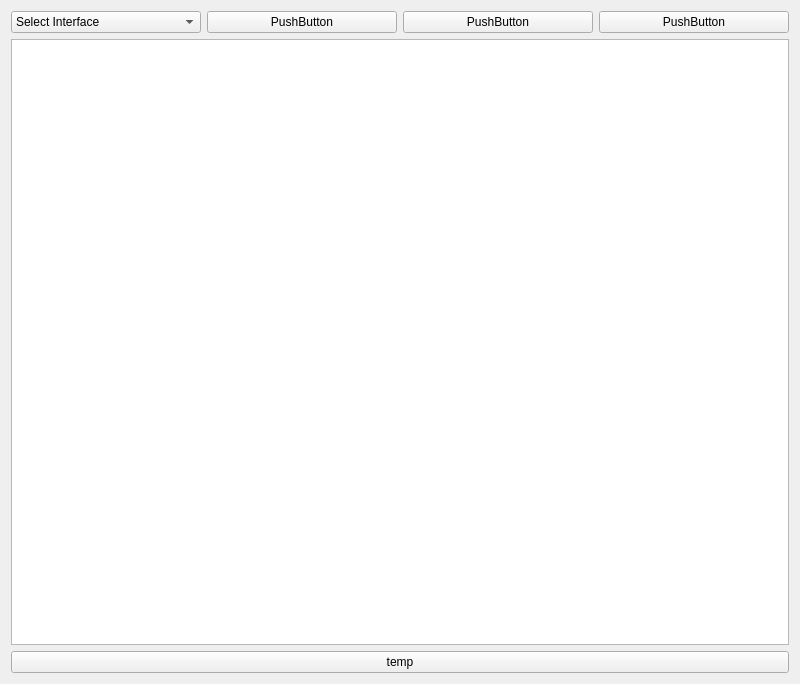
Before: the Qt Designer form widget.ui in Vak-kas/Pcap-Android-macOS-Crossbuild, drawn with Qt 5.
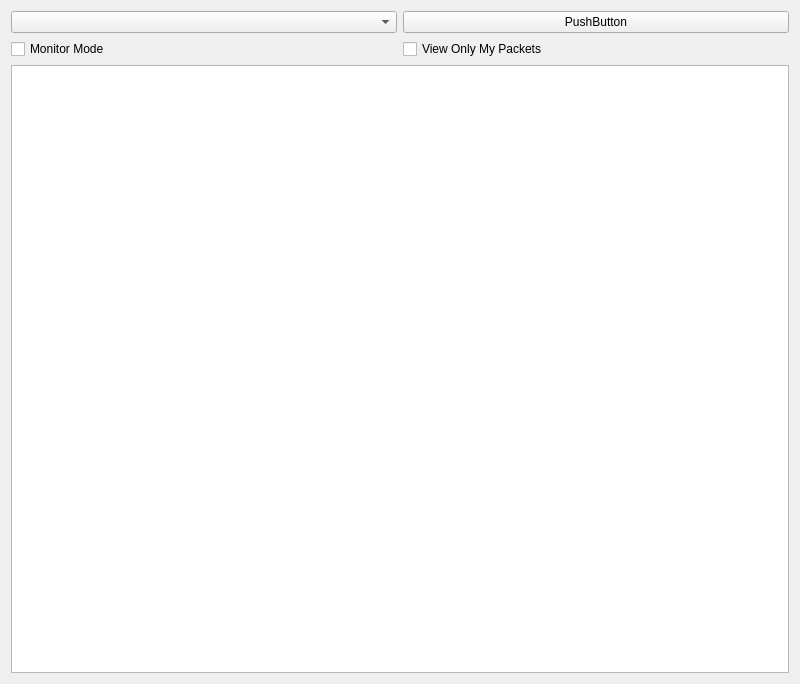
After: the same form once the commit is applied. Custom widgets are drawn as their Qt base class.

Commit message: revise : 위젯 수정, 모니터모드와 내 패킷만 보기 설정

What changed in the file:
```diff
--- a/widget.ui
+++ b/widget.ui
@@ -17,39 +17,7 @@
    <item>
     <layout class="QHBoxLayout" name="horizontalLayout_2">
      <item>
-      <widget class="NicComboBox" name="nicComboBox">
-       <item>
-        <property name="text">
-         <string>Select Interface</string>
-        </property>
-       </item>
-      </widget>
-     </item>
-     <item>
-      <widget class="QPushButton" name="pushButton">
-       <property name="sizePolicy">
-        <sizepolicy hsizetype="Preferred" vsizetype="Fixed">
-         <horstretch>0</horstretch>
-         <verstretch>0</verstretch>
-        </sizepolicy>
-       </property>
-       <property name="text">
-        <string>PushButton</string>
-       </property>
-      </widget>
-     </item>
-     <item>
-      <widget class="QPushButton" name="pushButton_2">
-       <property name="sizePolicy">
-        <sizepolicy hsizetype="Preferred" vsizetype="Fixed">
-         <horstretch>0</horstretch>
-         <verstretch>0</verstretch>
-        </sizepolicy>
-       </property>
-       <property name="text">
-        <string>PushButton</string>
-       </property>
-      </widget>
+      <widget class="NicComboBox" name="nicComboBox"/>
      </item>
      <item>
       <widget class="QPushButton" name="pushButton_3">
@@ -66,16 +34,27 @@
      </item>
     </layout>
    </item>
+   <item>
+    <layout class="QHBoxLayout" name="horizontalLayout_5">
+     <item>
+      <widget class="QCheckBox" name="checkBox_2">
+       <property name="text">
+        <string>Monitor Mode</string>
+       </property>
+      </widget>
+     </item>
+     <item>
+      <widget class="QCheckBox" name="checkBox">
+       <property name="text">
+        <string>View Only My Packets</string>
+       </property>
+      </widget>
+     </item>
+    </layout>
+   </item>
    <item>
     <widget class="QTableWidget" name="tableWidget"/>
    </item>
-   <item>
-    <widget class="QPushButton" name="pushButton_4">
-     <property name="text">
-      <string>temp</string>
-     </property>
-    </widget>
-   </item>
   </layout>
  </widget>
  <customwidgets>
```
